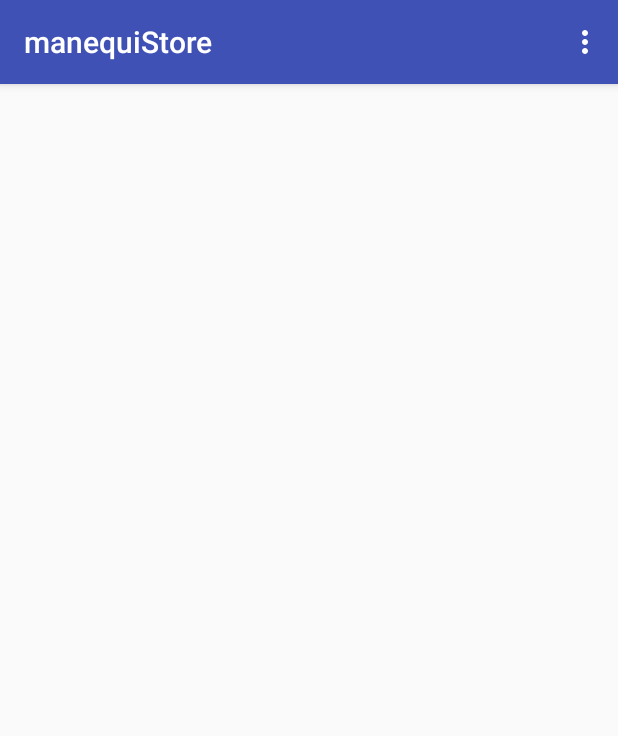
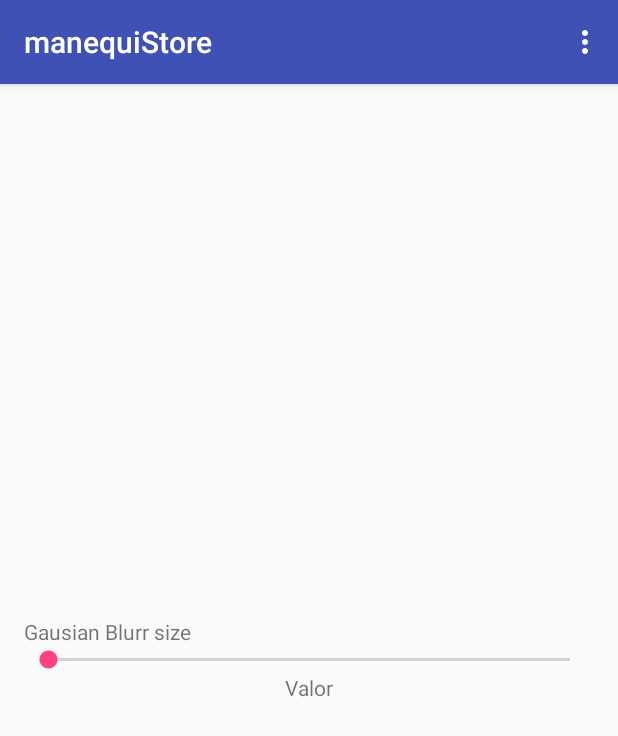
Before and after one commit to amenoni/AndroidForStores, an Android app: the screen it shows after launch (MainActivity), on a phone screen of 412 x 824 dp. Shown: the top 736 px of the screen. Run offline under Robolectric (Android 15) with nearby library versions, the phone set to English and light mode, and no system bars; 2 statements that could not run were skipped.

```diff
--- a/app/src/main/res/layout/activity_main.xml
+++ b/app/src/main/res/layout/activity_main.xml
@@ -9,8 +9,47 @@
     android:paddingTop="@dimen/activity_vertical_margin"
     tools:context="net.elusive.manequistore.MainActivity">
 
-    <ImageView
-        android:id="@+id/image"
+
+    <LinearLayout
+        android:orientation="vertical"
         android:layout_width="match_parent"
-        android:layout_height="match_parent" />
+        android:layout_height="match_parent"
+        android:layout_alignParentStart="true"
+        android:layout_alignParentTop="true"
+        android:weightSum="1">
+
+        <ImageView
+            android:id="@+id/image"
+            android:layout_width="match_parent"
+            android:layout_height="wrap_content"
+            android:layout_weight="0.5"/>
+
+        <LinearLayout
+            android:layout_width="match_parent"
+            android:layout_height="wrap_content"
+            android:layout_weight="0.5"
+            android:orientation="vertical">
+
+
+            <TextView
+                android:layout_width="wrap_content"
+                android:layout_height="wrap_content"
+                android:textAppearance="?android:attr/textAppearanceSmall"
+                android:text="Gausian Blurr size"
+                 />
+
+            <SeekBar
+                android:layout_width="match_parent"
+                android:layout_height="wrap_content"
+                android:id="@+id/gausian_blur_size"
+                 />
+            <TextView
+                android:id="@+id/gausian_value"
+                android:layout_width="wrap_content"
+                android:layout_height="wrap_content"
+                android:text="Valor"
+                android:layout_gravity="center_horizontal" />
+        </LinearLayout>
+
+    </LinearLayout>
 </RelativeLayout>
```
Also changed, not shown: app/src/main/java/net/elusive/manequistore/MainActivity.java (+50 -39 lines).
